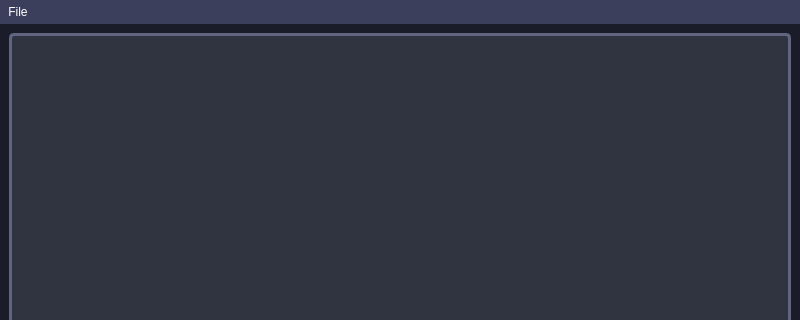
Qt form src/view/mainwindow.ui (daitenshionyan/vrfbcalc-cpp) before a commit; both pictures show x 0 to 800 and y 0 to 320 of the 800 by 600 pixel window.
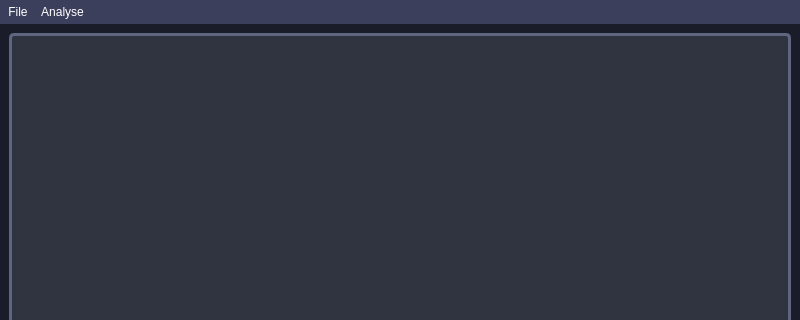
The same form after that commit. Icons and pictures are not drawn.

Diff of the .ui file:
```diff
--- a/src/view/mainwindow.ui
+++ b/src/view/mainwindow.ui
@@ -284,7 +284,14 @@
     </property>
     <addaction name="action_openOutput"/>
    </widget>
+   <widget class="QMenu" name="menuAnalyse">
+    <property name="title">
+     <string>Analyse</string>
+    </property>
+    <addaction name="actionPerformanceAnalysis"/>
+   </widget>
    <addaction name="menuFile"/>
+   <addaction name="menuAnalyse"/>
   </widget>
   <action name="action_openOutput">
    <property name="text">
```
Left out of the diff: 5 changed lines with no effect on the pictures.
